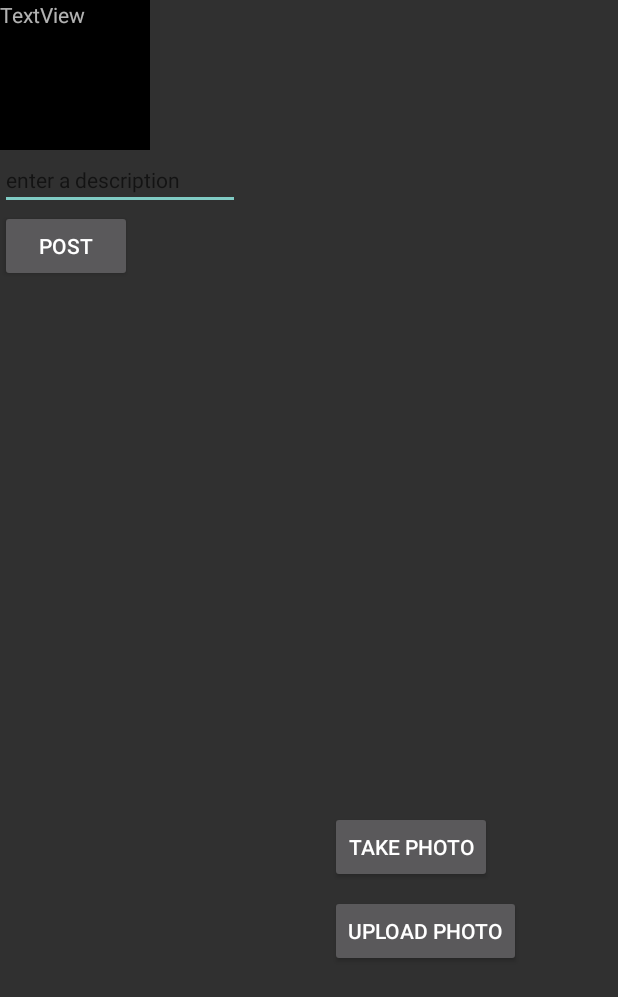
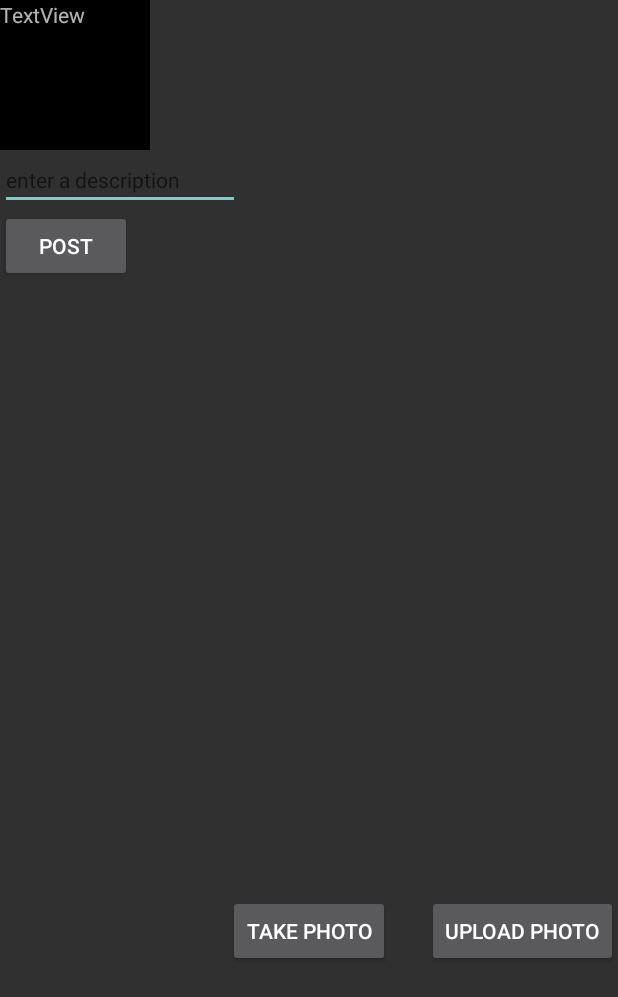
Before and after one commit to vanessahlyan/parstagram, an Android app: the layout fragment_create.xml on its own in the app's theme, with its tools: preview values and no code run, on a phone screen of 412 x 824 dp. Shown: the top 997 px of the screen. Run offline under Robolectric (Android 15) with nearby library versions, the phone set to English and light mode, and no system bars.

```diff
--- a/app/build.gradle
+++ b/app/build.gradle
@@ -54,4 +54,6 @@ dependencies {
     implementation 'com.jakewharton:butterknife:8.4.0'
     annotationProcessor 'com.jakewharton:butterknife-compiler:8.4.0'
 
+    implementation 'com.android.support:cardview-v7:21.0.+'
+
 }
--- a/app/src/main/res/layout/fragment_create.xml
+++ b/app/src/main/res/layout/fragment_create.xml
@@ -6,6 +6,14 @@
     android:layout_height="match_parent"
     tools:context=".HomeActivity">
 
+
+    <ProgressBar
+        android:id="@+id/pbLoadingCreate"
+        android:layout_width="wrap_content"
+        android:layout_height="wrap_content"
+        android:layout_below="@+id/etDescription"
+        android:layout_toEndOf="@+id/ivPreview"
+        android:visibility="invisible" />
 
     <ImageView
         android:id="@+id/ivPreview"
@@ -47,18 +55,16 @@
         android:layout_width="wrap_content"
         android:layout_height="wrap_content"
         android:layout_alignParentBottom="true"
-        android:layout_alignParentEnd="true"
-        android:layout_marginBottom="235dp"
-        android:layout_marginEnd="84dp"
+        android:layout_centerHorizontal="true"
+        android:layout_marginBottom="179dp"
         android:text="Take Photo" />
 
     <Button
         android:id="@+id/btnUploadPhoto"
         android:layout_width="wrap_content"
         android:layout_height="wrap_content"
-        android:layout_alignParentBottom="true"
-        android:layout_alignStart="@+id/btnTakePhoto"
-        android:layout_marginBottom="179dp"
+        android:layout_alignParentEnd="true"
+        android:layout_alignTop="@+id/btnTakePhoto"
         android:text="Upload Photo" />
 
 </RelativeLayout>
```
Also changed, not shown: app/src/main/res/layout/card_view_post.xml (added, +25 -0 lines), app/src/main/res/layout/fragment_user.xml (+10 -0 lines), 1 other file.
